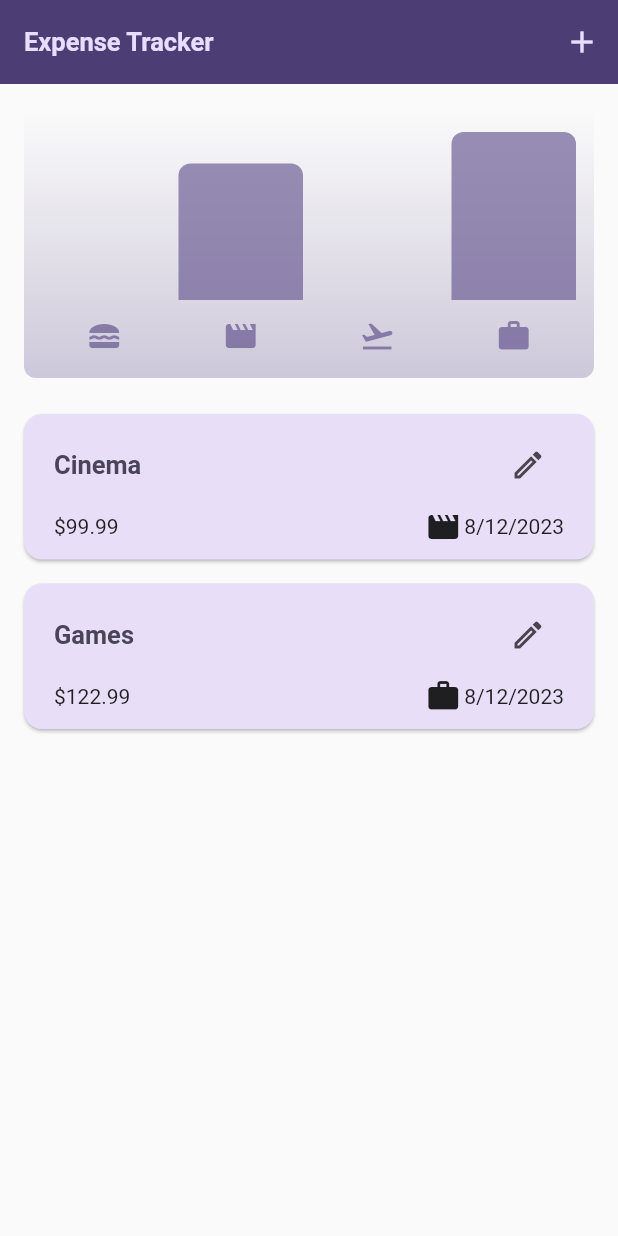
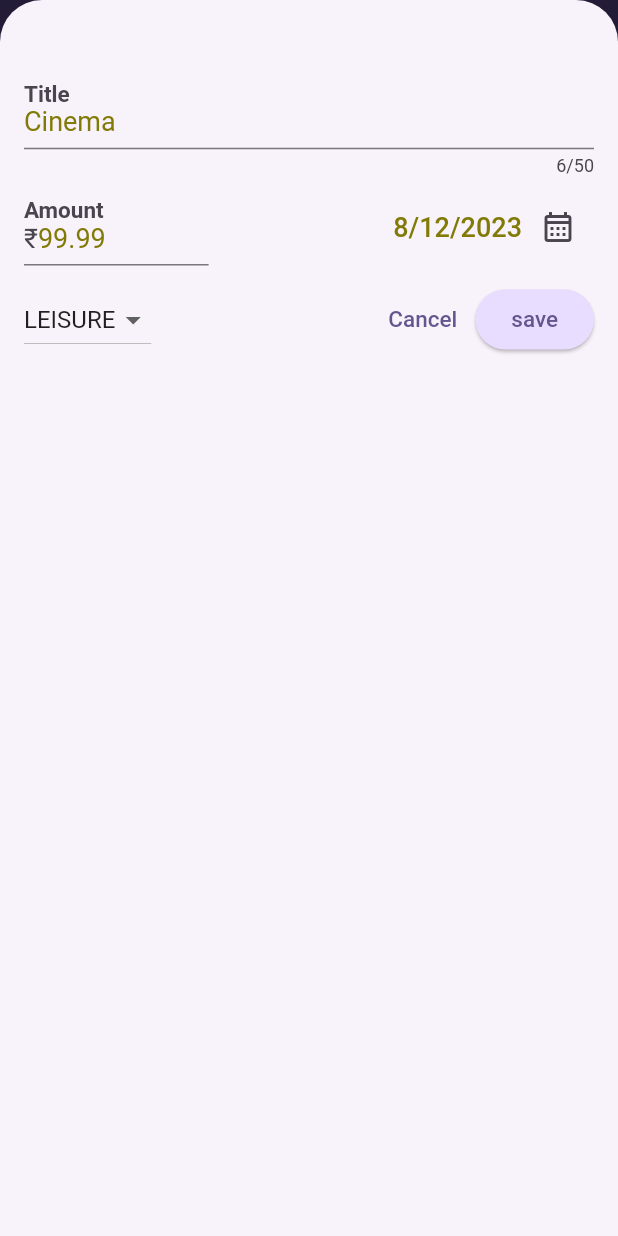
Before and after one commit to manasvi143/Expense-Tracker-App, a Flutter app: the screen it shows after launch, after a tap on the "mode edit outline" icon, on a phone screen of 412 x 824 dp. Run offline on Flutter 3.47's test engine with Material 2 defaults, Android fonts, the phone set to English and light mode, and no system bars.

Commit message:
edit button on going

```diff
--- /dev/null
+++ b/lib/widget/expences_list/edit_expense.dart
@@ -0,0 +1,173 @@
+import 'package:expence_tracker/model/expens.dart';
+import 'package:flutter/material.dart';
+
+class EditExpense extends StatefulWidget {
+  const EditExpense(
+      {required this.editExpense, super.key, required this.editComplete});
+  final Expense editExpense;
+  final void Function(Expense resultExpense) editComplete;
+
+  @override
+  State<EditExpense> createState() {
+    return _EditExpenseState();
+  }
+}
+
+class _EditExpenseState extends State<EditExpense> {
+  final editedTextController = TextEditingController();
+  final editedAmountController = TextEditingController();
+  DateTime? selectedDate;
+  Catagory selectedCatagory = Catagory.leisure;
+
+  void datePicker() async {
+    final now = DateTime.now();
+    final firstDate = DateTime(now.year - 1, now.month, now.day);
+
+    var datepicked = await showDatePicker(
+        context: context,
+        initialDate: now,
+        firstDate: firstDate,
+        lastDate: now);
+
+    setState(() {
+      selectedDate = datepicked;
+    });
+  }
+
+  void finaChanges() {
+    // var enterdAmount = double.tryParse(editedAmountController.text);
+    // widget.editComplete(
+    //   Expense(
+    //       amount: enterdAmount!,
+    //       date: selectedDate as DateTime,
+    //       title: editedTextController.text,
+    //       catagory: selectedCatagory),
+    // );
+    Navigator.pop(context);
+  }
+
+  @override
+  void initState() {
+    editedTextController.text = widget.editExpense.title;
+    editedAmountController.text = widget.editExpense.amount.toString();
+    selectedDate = widget.editExpense.date;
+    selectedCatagory = widget.editExpense.catagory;
+    super.initState();
+  }
+
+  @override
+  void dispose() {
+    editedTextController.dispose();
+    editedAmountController.dispose();
+    super.dispose();
+  }
+
+  @override
+  Widget build(BuildContext context) {
+    // editedTextController.text = widget.editExpense.title;
+    return Padding(
+      padding: const EdgeInsets.fromLTRB(16, 48, 16, 16),
+      child: Column(
+        children: [
+          TextField(
+            style: const TextStyle(
+                color: Color.fromARGB(255, 130, 122, 7),
+                fontWeight: FontWeight.w400,
+                fontSize: 18),
+            controller: editedTextController,
+            maxLength: 50,
+            decoration: const InputDecoration(
+                label: Text(
+              'Title',
+              style: TextStyle(
+                fontWeight: FontWeight.w600,
+                fontSize: 20,
+              ),
+            )),
+          ),
+          const SizedBox(
+            height: 8,
+          ),
+          Row(
+            children: [
+              Expanded(
+                child: TextField(
+                  style: const TextStyle(
+                      color: Color.fromARGB(255, 130, 122, 7),
+                      fontWeight: FontWeight.w400,
+                      fontSize: 18),
+                  controller: editedAmountController,
+                  keyboardType: TextInputType.number,
+                  decoration: const InputDecoration(
+                    prefixText: '₹',
+                    label: Text(
+                      'Amount',
+                      style:
+                          TextStyle(fontWeight: FontWeight.w600, fontSize: 20),
+                    ),
+                  ),
+                ),
+              ),
+              const Spacer(),
+              Text(
+                formatter.format(selectedDate!),
+                style: const TextStyle(
+                    color: Color.fromARGB(255, 130, 122, 7),
+                    fontWeight: FontWeight.w500,
+                    fontSize: 18),
+              ),
+              IconButton(
+                  onPressed: datePicker,
+                  icon: const Icon(Icons.calendar_month_outlined))
+            ],
+          ),
+          const SizedBox(
+            height: 12,
+          ),
+          Row(
+            children: [
+              DropdownButton(
+                items: Catagory.values
+                    .map(
+                      (temp) => DropdownMenuItem(
+                        value: temp,
+                        child: Text(
+                          temp.name.toUpperCase(),
+                          style: const TextStyle(
+                              fontWeight: FontWeight.w400, fontSize: 16),
+                        ),
+                      ),
+                    )
+                    .toList(),
+                onChanged: (value) {
+                  setState(() {
+                    selectedCatagory = value!;
+                  });
+                },
+                value: selectedCatagory,
+              ),
+              const Spacer(),
+              TextButton(
+                  onPressed: () {
+                    Navigator.pop(context);
+                  },
+                  child: const Text(
+                    'Cancel',
+                    style: TextStyle(fontWeight: FontWeight.w500, fontSize: 15),
+                  )),
+              ElevatedButton(
+                onPressed: () {
+                  Navigator.pop(context);
+                },
+                child: const Text(
+                  "save",
+                  style: TextStyle(fontWeight: FontWeight.w500, fontSize: 15),
+                ),
+              ),
+            ],
+          )
+        ],
+      ),
+    );
+  }
+}
--- a/lib/widget/expences_list/expences_items.dart
+++ b/lib/widget/expences_list/expences_items.dart
@@ -1,11 +1,37 @@
+import 'package:expence_tracker/widget/expences_list/edit_expense.dart';
 import 'package:flutter/material.dart';
 
 import '../../model/expens.dart';
 
-class ExpencesItem extends StatelessWidget {
-  const ExpencesItem(this.expense, {super.key});
+class ExpencesItem extends StatefulWidget {
+  const ExpencesItem({
+    super.key,
+    required this.expense,
+  });
 
   final Expense expense;
+
+  @override
+  State<ExpencesItem> createState() {
+    return _ExpenseItemState();
+  }
+}
+
+class _ExpenseItemState extends State<ExpencesItem> {
+  void _openEditingsheet() {
+    showModalBottomSheet(
+      isScrollControlled: true,
+      context: context,
+      builder: (context) =>
+          EditExpense(editExpense: widget.expense, editComplete: editiResult),
+    );
+  }
+
+  void editiResult(Expense editedExpense) {
+    setState(() {
+      widget.expense = editedExpense;
+    });
+  }
 
   @override
   Widget build(BuildContext context) {
@@ -22,13 +48,16 @@ class ExpencesItem extends StatelessWidget {
                 mainAxisAlignment: MainAxisAlignment.end,
                 children: [
                   Text(
-                    expense.title,
+                    widget.expense.title,
                     style: Theme.of(context).textTheme.titleLarge,
                   ),
                   const Spacer(),
                   IconButton(
-                      onPressed: () {},
-                      icon: const Icon(Icons.mode_edit_outline_outlined)),
+                      onPressed: _openEditingsheet,
+                      icon: const Icon(
+                        Icons.mode_edit_outline_outlined,
+                        size: Checkbox.width,
+                      )),
                 ],
               ),
               const SizedBox(
@@ -37,17 +66,17 @@ class ExpencesItem extends StatelessWidget {
               Row(
                 children: [
                   Text(
-                    '\$${expense.amount.toStringAsFixed(2)}',
+                    '\$${widget.expense.amount.toStringAsFixed(2)}',
                   ),
                   //34.5463 => 34.54
                   const Spacer(),
                   Row(
                     children: [
-                      Icon(catagoeyIcon[expense.catagory]),
+                      Icon(catagoeyIcon[widget.expense.catagory]),
                       const SizedBox(
                         width: 2,
                       ),
-                      Text(expense.formattDate),
+                      Text(widget.expense.formattDate),
                     ],
                   )
                 ],
--- a/lib/widget/expences_list/expences_list.dart
+++ b/lib/widget/expences_list/expences_list.dart
@@ -4,8 +4,11 @@ import 'package:expence_tracker/widget/expences_list/expences_items.dart';
 import 'package:flutter/material.dart';
 
 class ExpencesList extends StatelessWidget {
-  const ExpencesList(
-      {super.key, required this.expences, required this.onRemove});
+  const ExpencesList({
+    super.key,
+    required this.expences,
+    required this.onRemove,
+  });
 
   final void Function(Expense expensess) onRemove;
   final List<Expense> expences;
@@ -81,7 +84,7 @@ class ExpencesList extends StatelessWidget {
             onRemove(expences[index]);
           },
           child: ExpencesItem(
-            expences[index],
+            expense: expences[index],
           ),
         ),
       ),
```
Also changed, not shown: lib/widget/new_expense.dart (+54 -37 lines).
